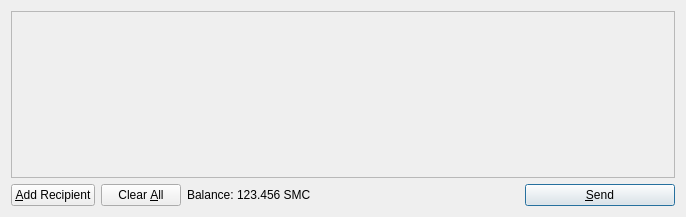
Above: src/qt/forms/sendcoinsdialog.ui from chen0137/worldo_alpha before the change. Below: the same form after it.
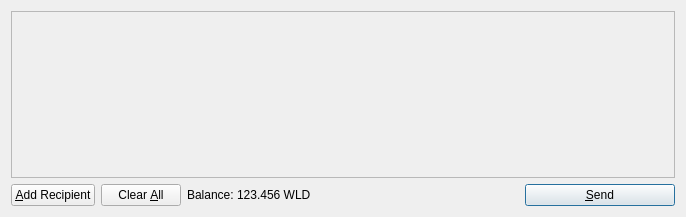
That is the form after the change. Icons and pictures are not drawn.

```diff
--- a/src/qt/forms/sendcoinsdialog.ui
+++ b/src/qt/forms/sendcoinsdialog.ui
@@ -119,7 +119,7 @@
           <cursorShape>IBeamCursor</cursorShape>
          </property>
          <property name="text">
-          <string>123.456 SMC</string>
+          <string>123.456 WLD</string>
          </property>
          <property name="textInteractionFlags">
           <set>Qt::LinksAccessibleByMouse|Qt::TextSelectableByKeyboard|Qt::TextSelectableByMouse</set>
```
